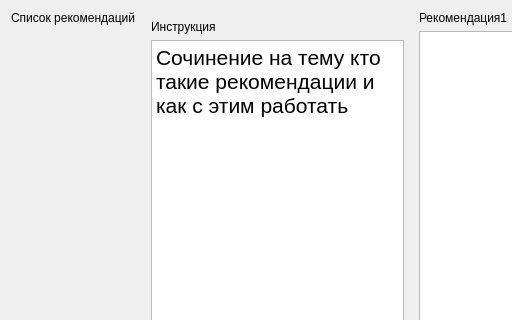
First picture: the form in ui/admin/AdminRecommendationWidget.ui, repository xamlo721/SecurityHelper, before the edit; both pictures show x 0 to 512 and y 0 to 320 of the 1455 by 750 pixel window.
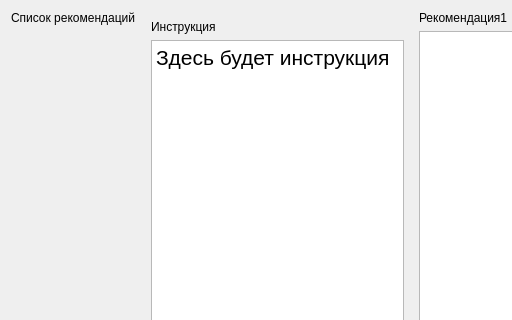
Second picture: the form after the edit. Custom widgets are drawn as their Qt base class.

Diff of the .ui file:
```diff
--- a/ui/admin/AdminRecommendationWidget.ui
+++ b/ui/admin/AdminRecommendationWidget.ui
@@ -95,8 +95,7 @@
 &lt;html&gt;&lt;head&gt;&lt;meta name=&quot;qrichtext&quot; content=&quot;1&quot; /&gt;&lt;style type=&quot;text/css&quot;&gt;
 p, li { white-space: pre-wrap; }
 &lt;/style&gt;&lt;/head&gt;&lt;body style=&quot; font-family:'MS Shell Dlg 2'; font-size:8.25pt; font-weight:400; font-style:normal;&quot;&gt;
-&lt;p style=&quot; margin-top:0px; margin-bottom:0px; margin-left:0px; margin-right:0px; -qt-block-indent:0; text-indent:0px;&quot;&gt;&lt;span style=&quot; font-size:16pt;&quot;&gt;Сочинение на тему кто такие рекомендации и как с этим работать&lt;/span&gt;&lt;/p&gt;
-&lt;p style=&quot;-qt-paragraph-type:empty; margin-top:0px; margin-bottom:0px; margin-left:0px; margin-right:0px; -qt-block-indent:0; text-indent:0px;&quot;&gt;&lt;br /&gt;&lt;/p&gt;&lt;/body&gt;&lt;/html&gt;</string>
+&lt;p style=&quot; margin-top:0px; margin-bottom:0px; margin-left:0px; margin-right:0px; -qt-block-indent:0; text-indent:0px;&quot;&gt;&lt;span style=&quot; font-size:16pt;&quot;&gt;Здесь будет инструкция&lt;/span&gt;&lt;/p&gt;&lt;/body&gt;&lt;/html&gt;</string>
         </property>
        </widget>
       </item>
```
